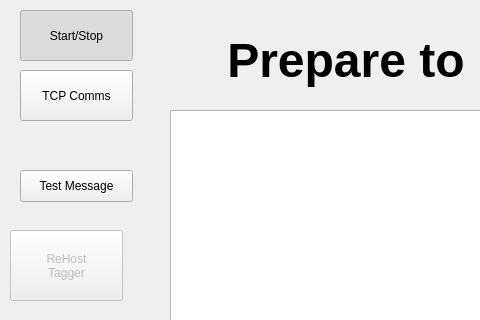
Above: HostGameWindow.ui from rmick/Combobulator before the change; both pictures show x 0 to 480 and y 0 to 320 of the 1024 by 500 pixel window. Below: the same form after it.
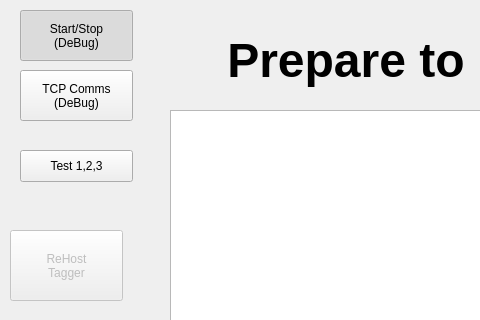
That is the form after the change.

What changed in the file:
```diff
--- a/HostGameWindow.ui
+++ b/HostGameWindow.ui
@@ -78,7 +78,8 @@
     </rect>
    </property>
    <property name="text">
-    <string>Start/Stop</string>
+    <string>Start/Stop
+(DeBug)</string>
    </property>
    <property name="checkable">
     <bool>true</bool>
@@ -136,20 +137,8 @@
     </rect>
    </property>
    <property name="text">
-    <string>TCP Comms</string>
-   </property>
-  </widget>
-  <widget class="QPushButton" name="btn_TestMessage">
-   <property name="geometry">
-    <rect>
-     <x>20</x>
-     <y>170</y>
-     <width>113</width>
-     <height>32</height>
-    </rect>
-   </property>
-   <property name="text">
-    <string>Test Message</string>
+    <string>TCP Comms
+(DeBug)</string>
    </property>
   </widget>
   <widget class="QPushButton" name="btn_Rehost">
@@ -172,6 +161,19 @@
     <bool>false</bool>
    </property>
   </widget>
+  <widget class="QPushButton" name="btn_TestMessage">
+   <property name="geometry">
+    <rect>
+     <x>20</x>
+     <y>150</y>
+     <width>113</width>
+     <height>32</height>
+    </rect>
+   </property>
+   <property name="text">
+    <string>Test 1,2,3</string>
+   </property>
+  </widget>
  </widget>
  <resources/>
  <connections/>
```
